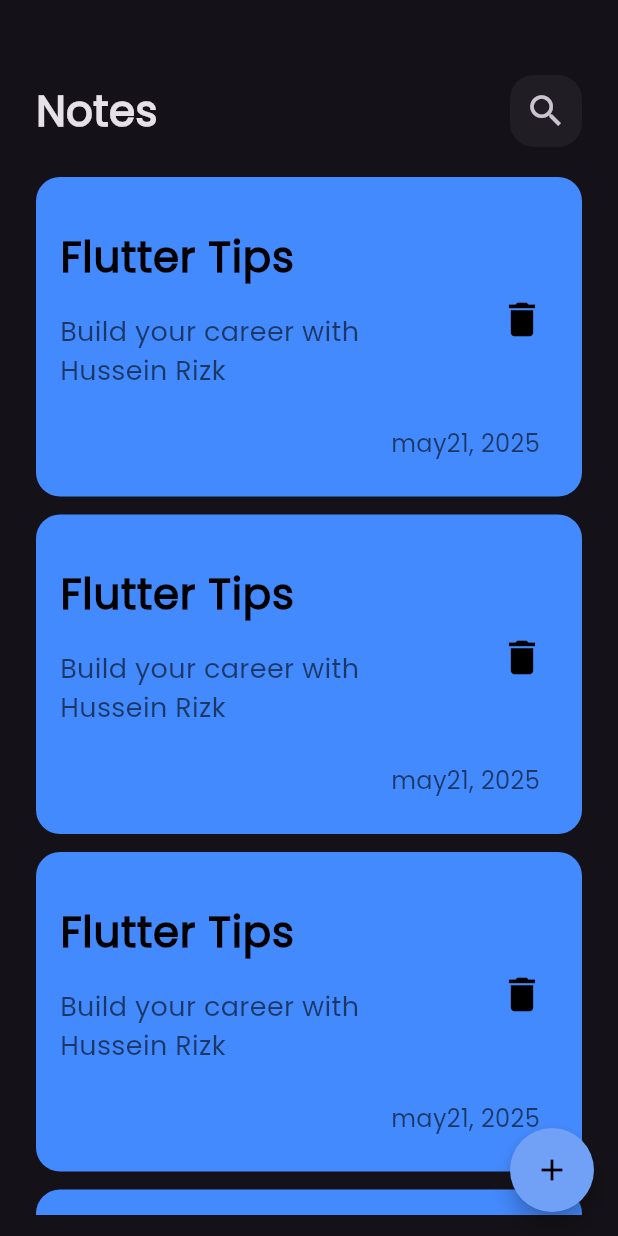
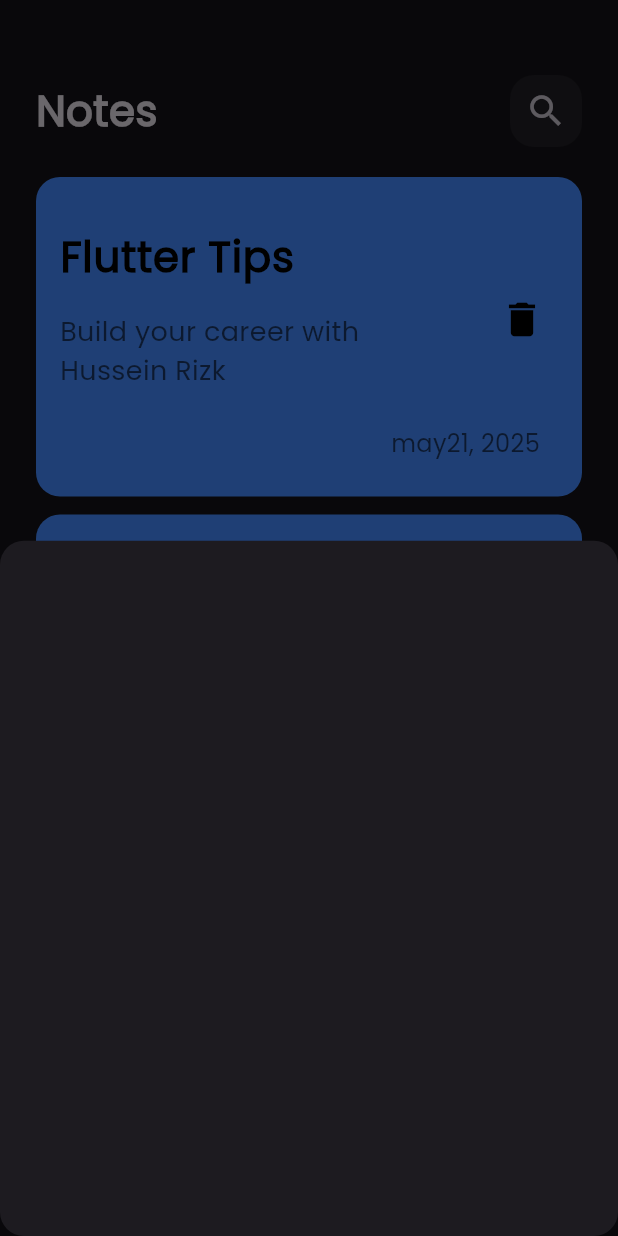
Before and after one commit to ibnRizk/Mind-Vault, a Flutter app: the screen it shows after launch, after a tap on the "add" icon, on a phone screen of 412 x 824 dp. Run offline on Flutter 3.47's test engine with Material 3 defaults, Android fonts, the light colour scheme and no system bars.

Commit message:
add border raidous to bottom sheet

```diff
--- a/lib/views/notes_view.dart
+++ b/lib/views/notes_view.dart
@@ -9,12 +9,14 @@ class NotesView extends StatelessWidget {
   @override
   Widget build(BuildContext context) {
     return Scaffold(
-      body: NotesViewBody(),
       floatingActionButton: FloatingActionButton(
         shape: CircleBorder(),
         backgroundColor: const Color.fromARGB(255, 112, 161, 247),
         onPressed: () {
-          showBottomSheet(
+          showModalBottomSheet(
+            shape: RoundedRectangleBorder(
+              borderRadius: BorderRadius.circular(16),
+            ),
             context: context,
             builder: (context) {
               return AddNote();
@@ -23,6 +25,7 @@ class NotesView extends StatelessWidget {
         },
         child: Icon(Icons.add, color: Colors.black),
       ),
+      body: NotesViewBody(),
     );
   }
 }
--- /dev/null
+++ b/lib/views/widget/add_note.dart
@@ -0,0 +1,10 @@
+import 'package:flutter/material.dart';
+
+class AddNote extends StatelessWidget {
+  const AddNote({super.key});
+
+  @override
+  Widget build(BuildContext context) {
+    return Container();
+  }
+}
```
